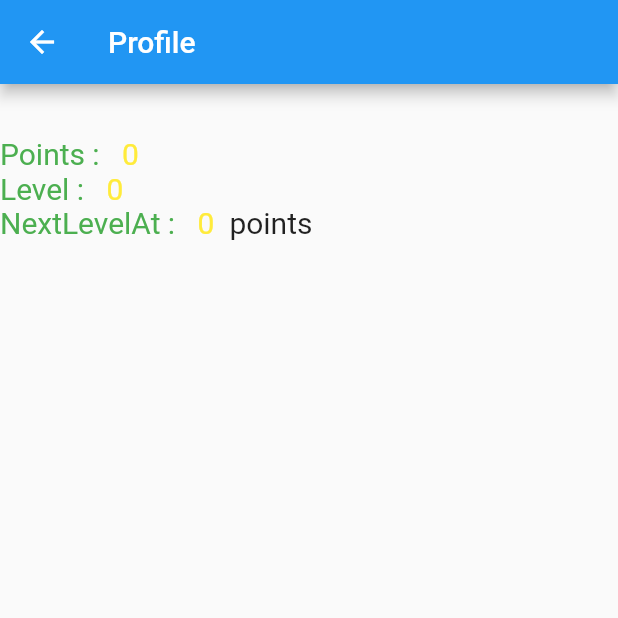
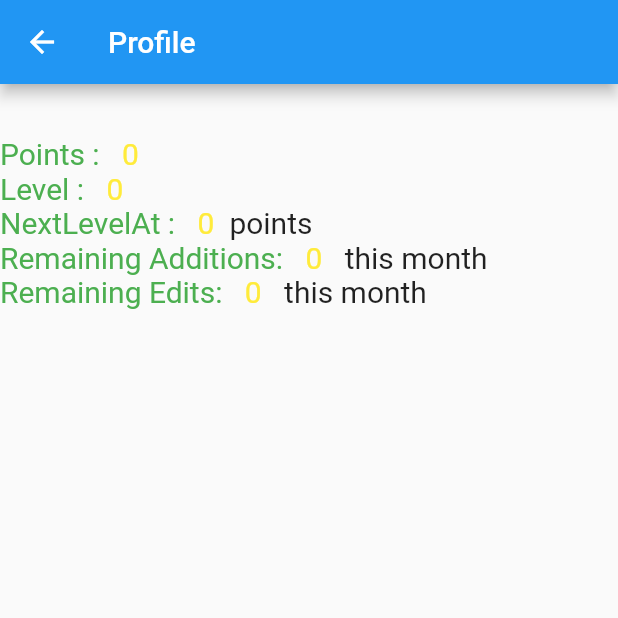
Before and after one commit to vasu23gupta/test_proj, a Flutter app: the ProfilePage screen opened directly with empty values, on a phone screen of 412 x 824 dp, the top half of it. Run offline on Flutter 3.47's test engine with Material 2 defaults, Android fonts, the phone set to English and light mode, and no system bars; our stand-ins replace cached_network_image, dio, firebase_auth, firebase_core, flutter_map, flutter_rating_bar and 5 more; missing offline and left inert: flutter_absolute_path, map_launcher, multi_image_picker, profanity_filter; accounts and stored records are empty; network calls fail.

```diff
--- a/lib/models/appUser.dart
+++ b/lib/models/appUser.dart
@@ -3,6 +3,8 @@ class AppUser {
   int level;
   int points;
   int nextLevelAt;
+  int editsRemaing;
+  int addsRemainig;
 
   //AppUser({this.name,this.level,this.points,this.nextLevelAt})
 
@@ -11,5 +13,7 @@ class AppUser {
     this.points=json['points'];
     this.nextLevelAt=json['nextLevelAt'];
     this.name=json['username'];
+    this.addsRemainig=json['addsRemaining'];
+    this.editsRemaing=json['editsRemaining'];
   }
 }
--- a/lib/screens/profile/profile_page.dart
+++ b/lib/screens/profile/profile_page.dart
@@ -9,6 +9,8 @@ class ProfilePage extends StatelessWidget{
   @override
   Widget build(BuildContext context) {
     // TODO: implement build
+    print(user.addsRemainig);
+    print(user.editsRemaing);
     return Scaffold(
       appBar: AppBar(
         title: Text('Profile'),
@@ -43,6 +45,24 @@ class ProfilePage extends StatelessWidget{
               Text('points',style: TextStyle(fontSize: 20),)
             ],
           ),
+          Row(
+            children: [
+              Text('Remaining Additions: ', style:TextStyle(fontSize: 20,color: Colors.green)),
+              SizedBox(width: 10,),
+              Text(user.addsRemainig.toString(), style:TextStyle(fontSize: 20,color: Colors.yellow)),
+              SizedBox(width: 10,),
+              Text(' this month',style: TextStyle(fontSize: 20),)
+            ],
+          ),
+          Row(
+            children: [
+              Text('Remaining Edits: ', style:TextStyle(fontSize: 20,color: Colors.green)),
+              SizedBox(width: 10,),
+              Text(user.editsRemaing.toString(), style:TextStyle(fontSize: 20,color: Colors.yellow)),
+              SizedBox(width: 10,),
+              Text(' this month',style: TextStyle(fontSize: 20),)
+            ],
+          ),
         ],),
     );
   }}
--- a/lib/services/database.dart
+++ b/lib/services/database.dart
@@ -14,7 +14,7 @@ class UserDBService {
   final String jwt;
   UserDBService({this.jwt});
 
-  static String url = "https://localpediabackend.herokuapp.com/";
+  static String url = "http://10.0.2.2:3000/";
   static String usersUrl = url + "users/";
 
   Future<http.Response> addUser(String username) async {
@@ -42,7 +42,7 @@ class UserDBService {
 
 class VendorDBService {
   //static String url = "https://localpediabackend.herokuapp.com/";
-  static String url = "https://localpediabackend.herokuapp.com/";
+  static String url = "http://10.0.2.2:3000/";
   static String vendorsUrl = url + "vendors/";
   static String reportsUrl = url + "reports/";
   static String imagesUrl = url + "images/";
```
Also changed, not shown: lib/screens/add_vendor/tags_images.dart (+14 -5 lines), lib/screens/home/home.dart (+13 -0 lines), lib/screens/vendorDetails/edit_vendor.dart (+13 -4 lines), lib/screens/vendorDetails/vendor_options.dart (+19 -3 lines).
